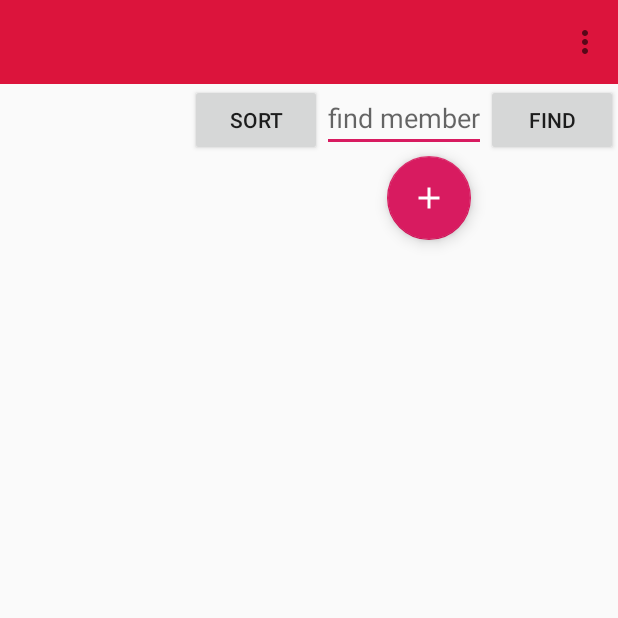
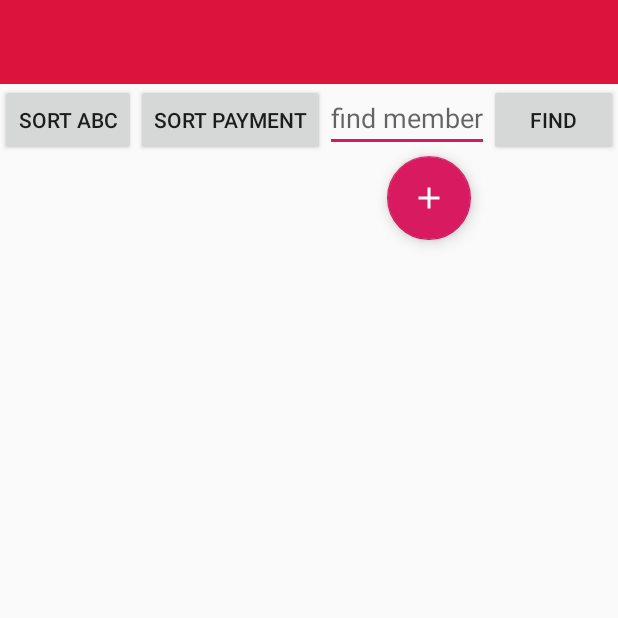
Before and after one commit to semyonmoroshek/SportClubManager, an Android app: the screen it shows after launch (ViewAllMemberActivity), on a phone screen of 412 x 824 dp, the top half of it. Run offline under Robolectric (Android 15) with nearby library versions, the phone set to English and light mode, and no system bars; our stand-ins replace ButterKnife, Room's generated code, RxJava; libraries missing offline, so code that uses them is left out: org.parceler.

Commit message:
add sort alphabet

```diff
--- a/app/build.gradle
+++ b/app/build.gradle
@@ -6,7 +6,7 @@ android {
     buildToolsVersion "29.0.2"
     defaultConfig {
         applicationId "com.myprojects.androidlessons.sportclubmanager"
-        minSdkVersion 21
+        minSdkVersion 26
         targetSdkVersion 29
         versionCode 1
         versionName "1.0"
--- a/app/src/main/res/layout/activity_view_all_members.xml
+++ b/app/src/main/res/layout/activity_view_all_members.xml
@@ -19,12 +19,17 @@
         android:layout_height="wrap_content"
         android:layout_gravity="right"
         android:orientation="horizontal">
+        <Button
+            android:id="@+id/btn_sort_abc"
+            android:layout_width="wrap_content"
+            android:layout_height="wrap_content"
+            android:text="sort abc"/>
 
         <Button
             android:id="@+id/btn_sort"
             android:layout_width="wrap_content"
             android:layout_height="wrap_content"
-            android:text="sort"/>
+            android:text="sort payment"/>
 
         <EditText
             android:id="@+id/et_find_member_for_local_base"
```
Also changed, not shown: app/src/main/java/com/myprojects/androidlessons/sportclubmanager/activity/MainActivity.java (+15 -15 lines), app/src/main/java/com/myprojects/androidlessons/sportclubmanager/activity/ViewAllMemberActivity.java (+48 -26 lines).
